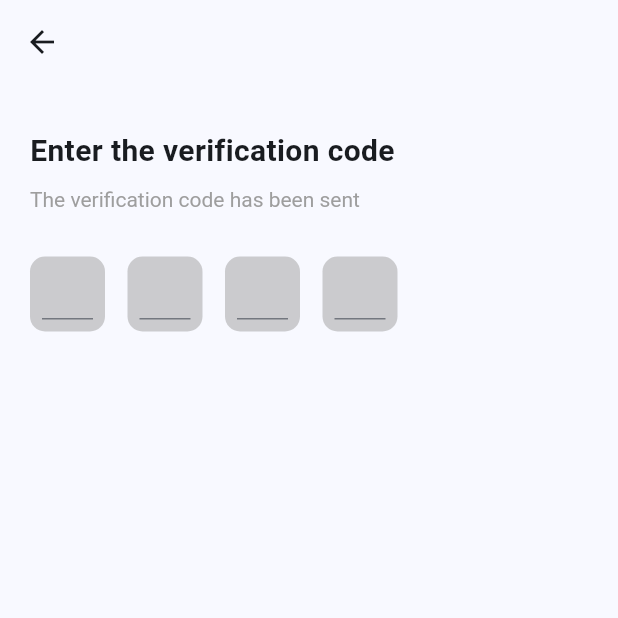
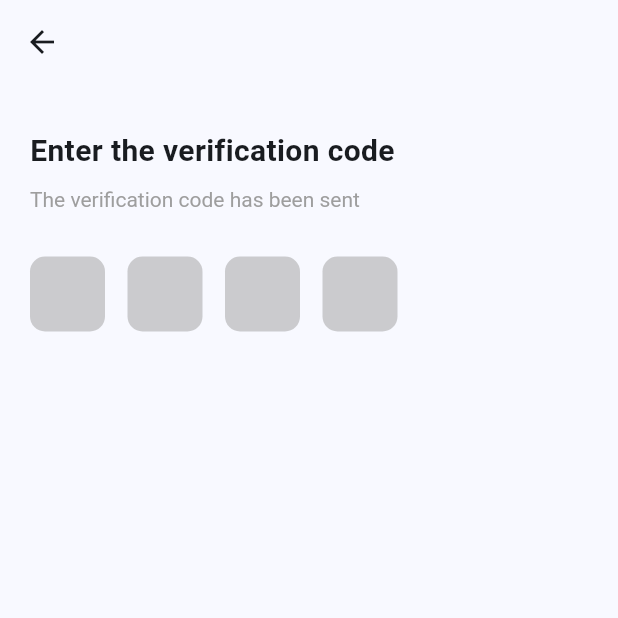
Before and after one commit to ElonWeng/589ai, a Flutter app: the CodePage screen opened directly with empty values, on a phone screen of 412 x 824 dp, the top half of it. Run offline on Flutter 3.47's test engine with Material 2 defaults, Android fonts, the phone set to English and light mode, and no system bars; our stand-ins replace dio, shared_preferences; accounts and stored records are empty.

Commit message:
【提交人】Elon 【提交更改】添加了输入框 code 【开发耗时】

```diff
--- a/lib/base/widget/box_bg.dart
+++ b/lib/base/widget/box_bg.dart
@@ -1,17 +1,20 @@
 import 'package:flutter/material.dart';
+import 'package:flutter/services.dart';
 
 class BoxBgWidget extends StatefulWidget {
-  final Widget child;
   final double? height;
   final double? width;
+  final TextEditingController editingController;
 
-  const BoxBgWidget({Key? key, required this.child, this.height, this.width}) : super(key: key);
+  const BoxBgWidget({Key? key, this.height, this.width, required this.editingController})
+      : super(key: key);
 
   @override
   BoxBgWidgetState createState() => BoxBgWidgetState();
 }
 
 class BoxBgWidgetState extends State<BoxBgWidget> {
+
   @override
   Widget build(BuildContext context) {
     return Container(
@@ -24,7 +27,28 @@ class BoxBgWidgetState extends State<BoxBgWidget> {
         color: Colors.grey.withOpacity(0.5), // 灰色半透明背景
         borderRadius: BorderRadius.circular(10.0), // 圆角
       ),
-      child: widget.child,
+      child: TextField(
+        controller: widget.editingController,
+        onChanged: (value) {
+          if (value.length == 1) {
+            // 假设我们想要在用户输入5个字符后自动跳到下一个输入框
+            FocusScope.of(context).nextFocus();
+          }
+        },
+        inputFormatters: [
+          FilteringTextInputFormatter.digitsOnly // 只允许输入数字
+        ],
+        decoration: const InputDecoration(
+          // 移除默认的边框和填充
+          border: InputBorder.none,
+          isDense: true,
+          contentPadding: EdgeInsets.symmetric(horizontal: 10.0), // 调整左右内边距
+          // 注意：这里没有直接设置文本居中的属性
+        ),
+        style: const TextStyle(
+          fontSize: 20,
+        ),
+      ),
     );
   }
 }
--- a/lib/ui/login/code_page.dart
+++ b/lib/ui/login/code_page.dart
@@ -31,6 +31,11 @@ class CodePage extends StatefulWidget {
 
 class _CodePageState extends State<CodePage> {
   final TextEditingController _emailController = TextEditingController();
+  final TextEditingController _codeOneController = TextEditingController();
+  final TextEditingController _codeTwoController = TextEditingController();
+  final TextEditingController _codeThreeController = TextEditingController();
+  final TextEditingController _codeFourController = TextEditingController();
+
   LoginModel loginModel = LoginModel();
 
   @override
@@ -80,28 +85,28 @@ class _CodePageState extends State<CodePage> {
                 Row(
                   children: [
                     BoxBgWidget(
-                      child: TextField(),
                       height: 50,
                       width: 50,
+                      editingController: _codeOneController,
                     ),
                     const SizedBox(width: 15),
                     BoxBgWidget(
-                      child: TextField(),
                       height: 50,
                       width: 50,
+                      editingController: _codeTwoController,
                     ),
                     const SizedBox(width: 15),
 
                     BoxBgWidget(
-                      child: TextField(),
                       height: 50,
                       width: 50,
+                      editingController: _codeThreeController,
                     ),
                     const SizedBox(width: 15),
                     BoxBgWidget(
-                      child: TextField(),
                       height: 50,
                       width: 50,
+                      editingController: _codeFourController,
                     ),
                   ],
                 )
```
